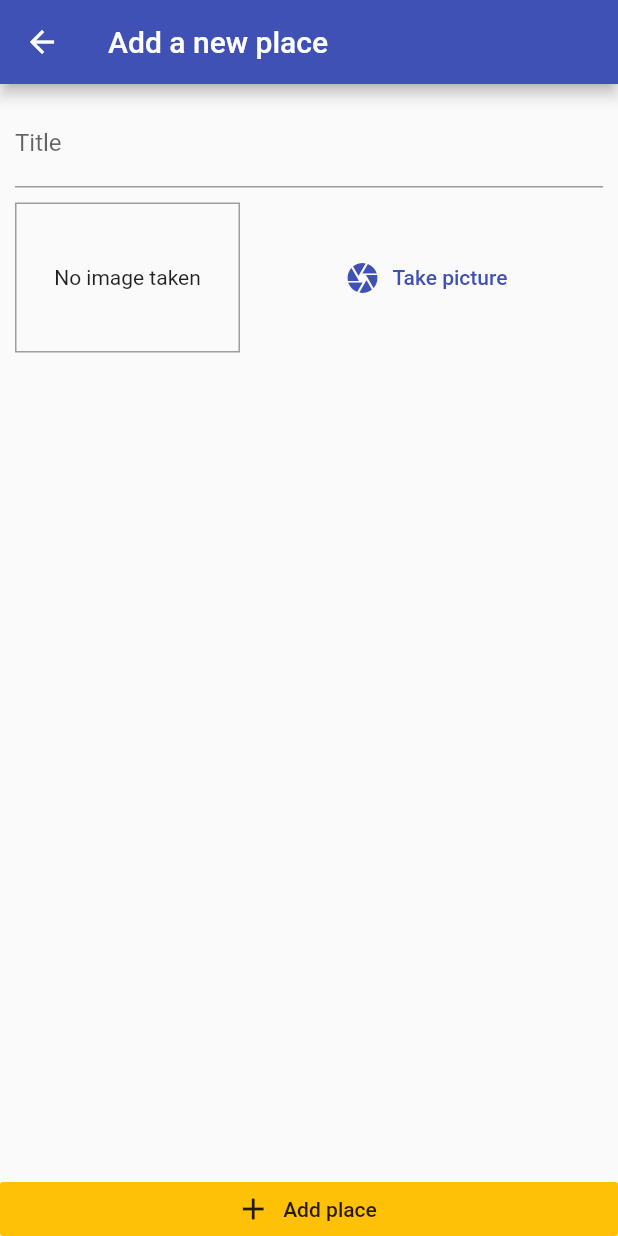
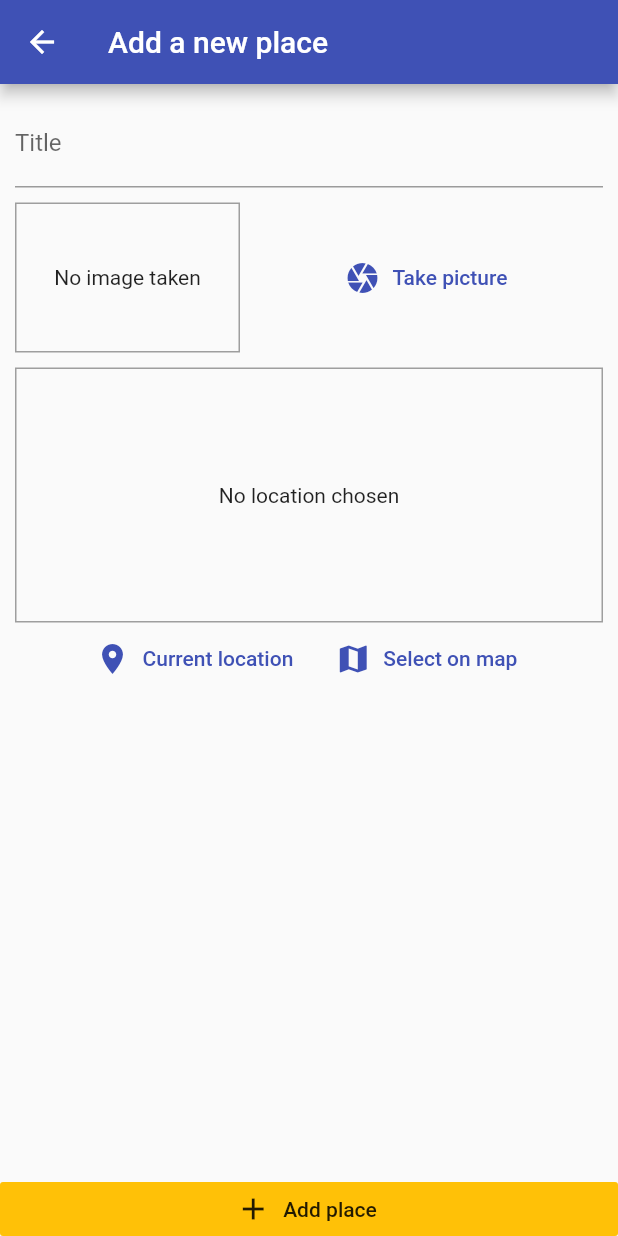
Before and after one commit to Wolfram-180/great_places_app, a Flutter app: the AddPlaceScreen screen opened by its route, on a phone screen of 412 x 824 dp. Run offline on Flutter 3.47's test engine with Material 2 defaults, Android fonts, the phone set to English and light mode, and no system bars; our stand-ins replace image_picker, sqflite; accounts and stored records are empty.

Commit message:
Location widget added

```diff
--- a/lib/screens/add_place_screen.dart
+++ b/lib/screens/add_place_screen.dart
@@ -2,10 +2,12 @@ import 'dart:io';
 
 import 'package:flutter/material.dart';
 import 'package:great_places_app/providers/great_places.dart';
+import 'package:great_places_app/widgets/location_input.dart';
 import 'package:provider/provider.dart';
 
 import '../providers/great_places.dart';
 import '../widgets/image_input.dart';
+import '../widgets/location_input.dart';
 
 class AddPlaceScreen extends StatefulWidget {
   static const routeName = '/add-place';
@@ -55,6 +57,8 @@ class _AddPlaceScreenState extends State<AddPlaceScreen> {
                     ),
                     SizedBox(height: 10),
                     ImageInput(_selectImage),
+                    SizedBox(height: 10),
+                    LocationInput(),
                   ],
                 ),
               ),
--- /dev/null
+++ b/lib/widgets/location_input.dart
@@ -0,0 +1,58 @@
+import 'package:flutter/material.dart';
+
+class LocationInput extends StatefulWidget {
+  const LocationInput({Key? key}) : super(key: key);
+
+  @override
+  _LocationInputState createState() => _LocationInputState();
+}
+
+class _LocationInputState extends State<LocationInput> {
+  String? _previewImageUrl;
+
+  @override
+  Widget build(BuildContext context) {
+    return Column(
+      children: [
+        Container(
+          height: 170,
+          width: double.infinity,
+          alignment: Alignment.center,
+          decoration:
+              BoxDecoration(border: Border.all(width: 1, color: Colors.grey)),
+          child: _previewImageUrl == null
+              ? const Text(
+                  'No location chosen',
+                  textAlign: TextAlign.center,
+                )
+              : Image.network(
+                  _previewImageUrl!,
+                  fit: BoxFit.cover,
+                  width: double.infinity,
+                ),
+        ),
+        Row(
+          mainAxisAlignment: MainAxisAlignment.center,
+          children: [
+            FlatButton.icon(
+              icon: Icon(
+                Icons.location_on,
+              ),
+              onPressed: () {},
+              label: Text('Current location'),
+              textColor: Theme.of(context).primaryColor,
+            ),
+            FlatButton.icon(
+              icon: Icon(
+                Icons.map,
+              ),
+              onPressed: () {},
+              label: Text('Select on map'),
+              textColor: Theme.of(context).primaryColor,
+            ),
+          ],
+        ),
+      ],
+    );
+  }
+}
--- a/pubspec.yaml
+++ b/pubspec.yaml
@@ -39,6 +39,7 @@ dependencies:
   path_provider: ^2.0.8
   path: 1.8.0
   sqflite: ^2.0.2
+  location: ^4.3.0
 
 dev_dependencies:
   flutter_test:
```
Also changed, not shown: pubspec.lock, 2 other files.
